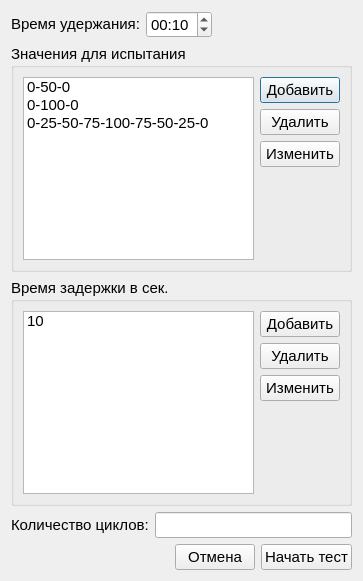
Before: the Qt Designer form CyclicTestSettings.ui in Rekvim/MpiSki, drawn with Qt 5.
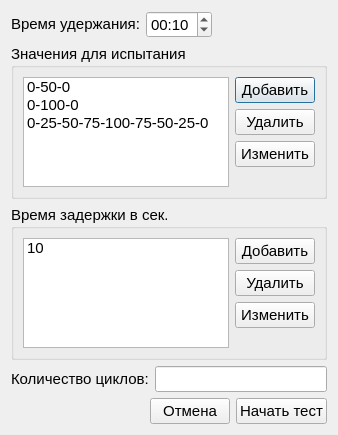
After: the same form once the commit is applied.

Diff of the .ui file:
```diff
--- a/CyclicTestSettings.ui
+++ b/CyclicTestSettings.ui
@@ -6,8 +6,8 @@
    <rect>
     <x>0</x>
     <y>0</y>
-    <width>363</width>
-    <height>581</height>
+    <width>338</width>
+    <height>435</height>
    </rect>
   </property>
   <property name="font">
```
